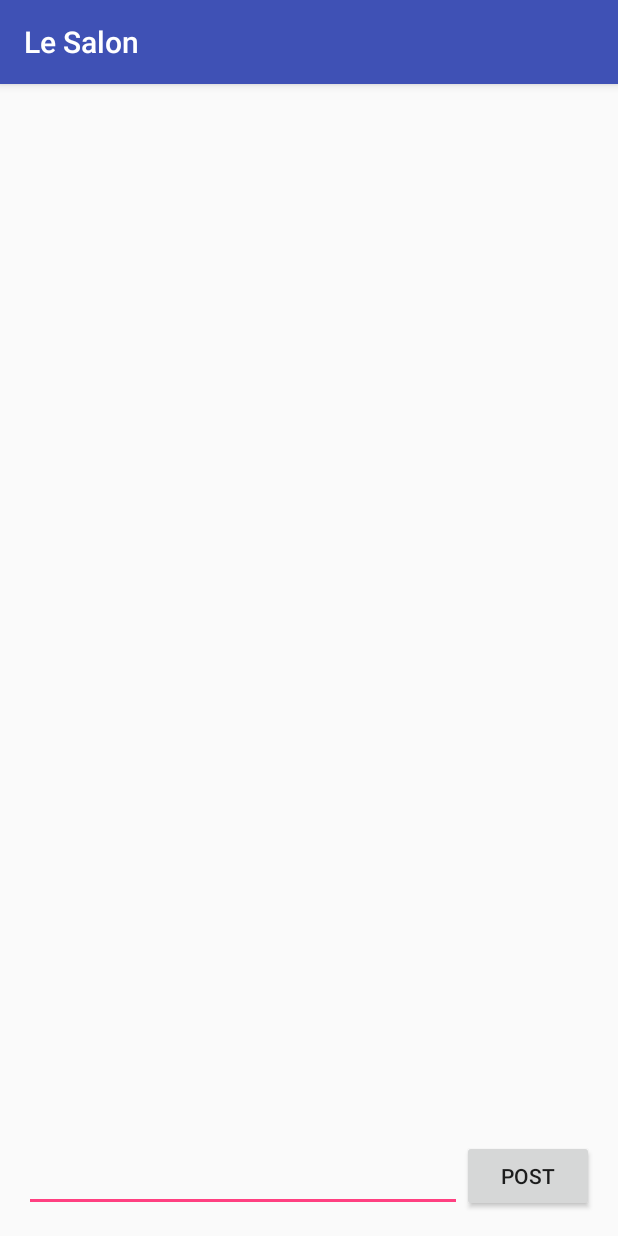
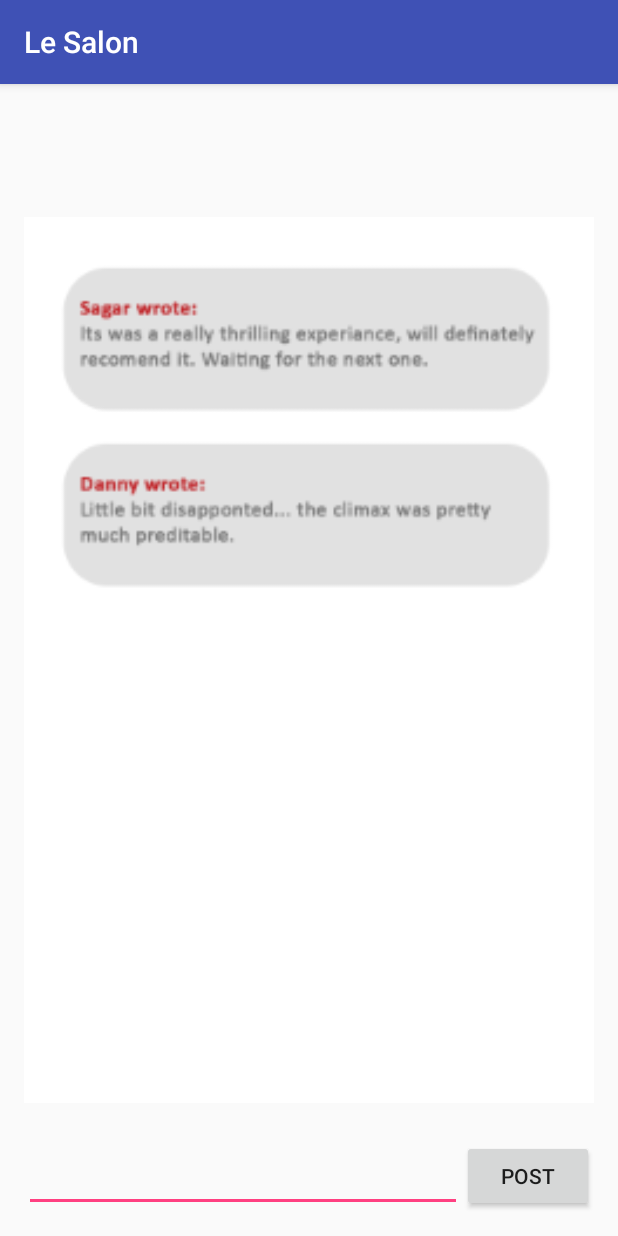
Before and after one commit to lesalon/android, an Android app: the Reviews screen opened directly, with no data from a screen before it, on a phone screen of 412 x 824 dp. Run offline under Robolectric (Android 15) with nearby library versions, the phone set to English and light mode, and no system bars.

Commit message:
Reviews dummy added

```diff
--- a/app/src/main/res/layout/activity_reviews.xml
+++ b/app/src/main/res/layout/activity_reviews.xml
@@ -30,4 +30,16 @@
         android:layout_toLeftOf="@+id/post"
         android:layout_toStartOf="@+id/post"
         android:layout_alignTop="@+id/post" />
+
+    <ImageView
+        android:layout_width="wrap_content"
+        android:layout_height="wrap_content"
+        android:id="@+id/imageView2"
+        android:src="@mipmap/reviews"
+        android:layout_alignParentRight="true"
+        android:layout_alignParentEnd="true"
+        android:layout_alignParentBottom="true"
+        android:layout_alignParentLeft="true"
+        android:layout_alignParentStart="true"
+        android:layout_alignParentTop="true" />
 </RelativeLayout>
```
Also changed, not shown: app/src/main/res/mipmap-xxxhdpi/reviews.jpg (added).
